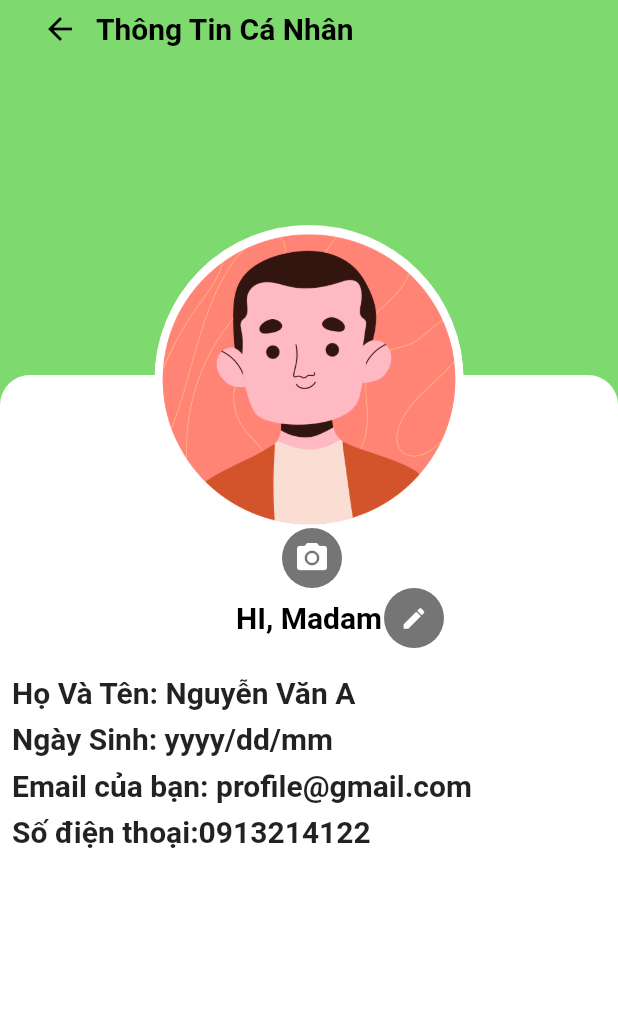
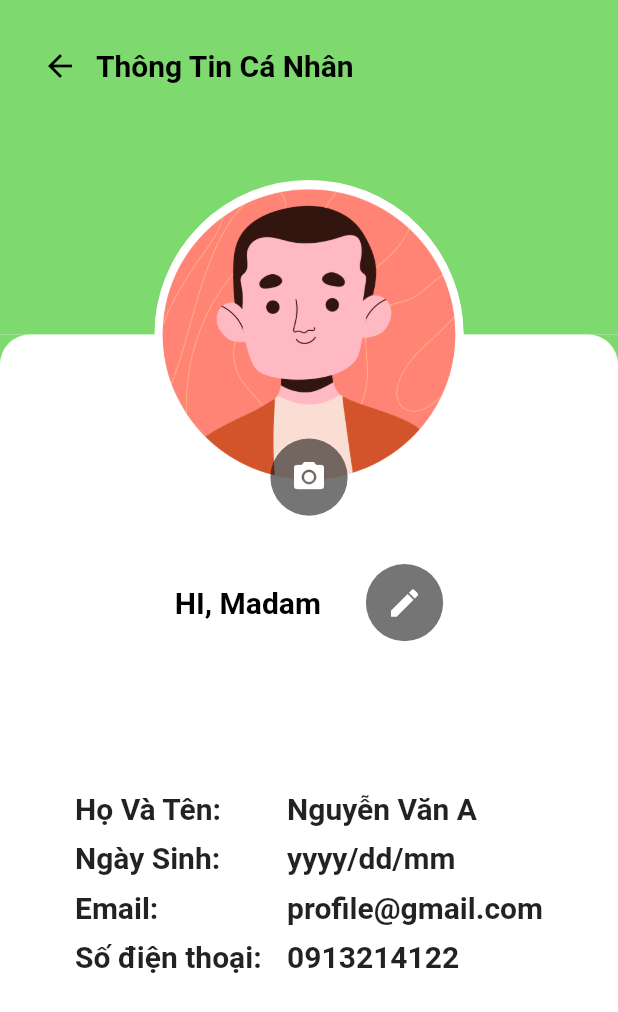
Before and after one commit to TruongGiang9366/135tiet, a Flutter app: the Profile_Page screen opened directly, on a phone screen of 412 x 824 dp. Shown: the top 1012 px of the screen. Run offline on Flutter 3.47's test engine with Material 2 defaults, Android fonts, the phone set to English and light mode, and no system bars.

Commit message:
fix fontend

```diff
--- a/AppOnTap/appontap/lib/src/DashBoard.dart
+++ b/AppOnTap/appontap/lib/src/DashBoard.dart
@@ -56,8 +56,7 @@ class _DashBoard_PageState extends State<DashBoard_Page> {
                             ),
                             Container(
                               child: Padding(
-                                padding:
-                                    const EdgeInsets.fromLTRB(150, 0, 0, 0),
+                                padding: const EdgeInsets.only(left: 200),
                                 child: IconButton(
                                   icon: Image.asset("assets/businessman.png"),
                                   onPressed: () => Navigator.push(
--- a/AppOnTap/appontap/lib/src/OTP.dart
+++ b/AppOnTap/appontap/lib/src/OTP.dart
@@ -106,15 +106,19 @@ class _OTP_PageState extends State<OTP_Page> {
                               ),
                             ),
                           ),
-                          Container(
+                          Padding(
+                            padding: const EdgeInsets.all(8.0),
+                            child: Container(
+                              child: Padding(
+                                padding: const EdgeInsets.all(8.0),
                                 child: Column(
                                   children: [
                                     Center(
                                       child: Row(
                                         children: [
                                           Padding(
-                                        padding: const EdgeInsets.fromLTRB(
-                                            10, 10, 10, 10),
+                                            padding: const EdgeInsets.only(
+                                                left: 10, right: 10),
                                             child: SizedBox(
                                               height: 70,
                                               child: AspectRatio(
@@ -137,15 +141,18 @@ class _OTP_PageState extends State<OTP_Page> {
                                                     enabledBorder:
                                                         OutlineInputBorder(
                                                       borderRadius:
-                                                      BorderRadius.circular(12),
+                                                          BorderRadius.circular(
+                                                              12),
                                                       borderSide: BorderSide(
                                                           width: 2,
-                                                      color: Colors.black12),
+                                                          color:
+                                                              Colors.black12),
                                                     ),
                                                     focusedBorder:
                                                         OutlineInputBorder(
                                                       borderRadius:
-                                                      BorderRadius.circular(12),
+                                                          BorderRadius.circular(
+                                                              12),
                                                       borderSide: BorderSide(
                                                           width: 2,
                                                           color: Colors.black),
@@ -156,8 +163,8 @@ class _OTP_PageState extends State<OTP_Page> {
                                             ),
                                           ),
                                           Padding(
-                                        padding: const EdgeInsets.fromLTRB(
-                                            10, 10, 10, 10),
+                                            padding: const EdgeInsets.only(
+                                                left: 10, right: 10),
                                             child: SizedBox(
                                               height: 70,
                                               child: AspectRatio(
@@ -180,15 +187,18 @@ class _OTP_PageState extends State<OTP_Page> {
                                                     enabledBorder:
                                                         OutlineInputBorder(
                                                       borderRadius:
-                                                      BorderRadius.circular(12),
+                                                          BorderRadius.circular(
+                                                              12),
                                                       borderSide: BorderSide(
                                                           width: 2,
-                                                      color: Colors.black12),
+                                                          color:
+                                                              Colors.black12),
                                                     ),
                                                     focusedBorder:
                                                         OutlineInputBorder(
                                                       borderRadius:
-                                                      BorderRadius.circular(12),
+                                                          BorderRadius.circular(
+                                                              12),
                                                       borderSide: BorderSide(
                                                           width: 2,
                                                           color: Colors.black),
@@ -199,8 +209,8 @@ class _OTP_PageState extends State<OTP_Page> {
                                             ),
                                           ),
                                           Padding(
-                                        padding: const EdgeInsets.fromLTRB(
-                                            10, 10, 10, 10),
+                                            padding: const EdgeInsets.only(
+                                                left: 10, right: 10),
                                             child: SizedBox(
                                               height: 70,
                                               child: AspectRatio(
@@ -223,15 +233,18 @@ class _OTP_PageState extends State<OTP_Page> {
                                                     enabledBorder:
                                                         OutlineInputBorder(
                                                       borderRadius:
-                                                      BorderRadius.circular(12),
+                                                          BorderRadius.circular(
+                                                              12),
                                                       borderSide: BorderSide(
                                                           width: 2,
-                                                      color: Colors.black12),
+                                                          color:
+                                                              Colors.black12),
                                                     ),
                                                     focusedBorder:
                                                         OutlineInputBorder(
                                                       borderRadius:
-                                                      BorderRadius.circular(12),
+                                                          BorderRadius.circular(
+                                                              12),
                                                       borderSide: BorderSide(
                                                           width: 2,
                                                           color: Colors.black),
@@ -242,8 +255,8 @@ class _OTP_PageState extends State<OTP_Page> {
                                             ),
                                           ),
                                           Padding(
-                                        padding: const EdgeInsets.fromLTRB(
-                                            10, 10, 10, 10),
+                                            padding: const EdgeInsets.only(
+                                                left: 10, right: 10),
                                             child: SizedBox(
                                               height: 70,
                                               child: AspectRatio(
@@ -266,15 +279,18 @@ class _OTP_PageState extends State<OTP_Page> {
                                                     enabledBorder:
                                                         OutlineInputBorder(
                                                       borderRadius:
-                                                      BorderRadius.circular(12),
+                                                          BorderRadius.circular(
+                                                              12),
                                                       borderSide: BorderSide(
                                                           width: 2,
-                                                      color: Colors.black12),
+                                                          color:
+                                                              Colors.black12),
                                                     ),
                                                     focusedBorder:
                                                         OutlineInputBorder(
                                                       borderRadius:
-                                                      BorderRadius.circular(12),
+                                                          BorderRadius.circular(
+                                                              12),
                                                       borderSide: BorderSide(
                                                           width: 2,
                                                           color: Colors.black),
@@ -288,6 +304,8 @@ class _OTP_PageState extends State<OTP_Page> {
                                       ),
                                     ),
                                   ],
+                                ),
+                              ),
                             ),
                           ),
                           Padding(
--- a/AppOnTap/appontap/lib/src/Profile.dart
+++ b/AppOnTap/appontap/lib/src/Profile.dart
@@ -15,7 +15,7 @@ class _Profile_PageState extends State<Profile_Page> {
       appBar: AppBar(
         automaticallyImplyLeading: false,
         backgroundColor: Color(0xff7EDA6F),
-        toolbarHeight: 50,
+        toolbarHeight: 100,
         elevation: 0,
         //backgroundColor: Colors.blue,
         centerTitle: true,
@@ -45,7 +45,7 @@ class _Profile_PageState extends State<Profile_Page> {
                                 context,
                                 MaterialPageRoute(
                                     builder: (context) => DashBoard_Page())),
-                            icon: Icon(
+                            icon: const Icon(
                               Icons.arrow_back,
                               color: Colors.black,
                             ),
@@ -68,33 +68,40 @@ class _Profile_PageState extends State<Profile_Page> {
           ],
         ),
       ),
-      body: Stack(
+      body: Container(
+        height: MediaQuery.of(context).size.height,
+        decoration: const BoxDecoration(
+          color: Colors.white,
+        ),
+        child: SingleChildScrollView(
+          child: Column(
+            children: [
+              Stack(
                 alignment: Alignment.center,
                 children: [
+                  Column(
+                    children: [
                       Container(
-            decoration: BoxDecoration(
-              color: Color(0xff7EDA6F),
-              borderRadius: BorderRadius.circular(0),
+                        height: (MediaQuery.of(context).size.width / 4) + 20,
+                        decoration:
+                            const BoxDecoration(color: Color(0xff7EDA6F)),
+                      ),
+                      Container(
+                        decoration:
+                            const BoxDecoration(color: Color(0xff7EDA6F)),
+                        child: Container(
+                          height: (MediaQuery.of(context).size.width / 4) + 20,
+                          decoration: const BoxDecoration(
+                              color: Colors.white,
+                              borderRadius: BorderRadius.only(
+                                topRight: Radius.circular(20),
+                                topLeft: Radius.circular(20),
+                              )),
                         ),
                       ),
+                    ],
+                  ),
                   Container(
-            margin: const EdgeInsets.only(
-              top: 200,
-            ),
-            decoration: BoxDecoration(
-              color: Colors.white,
-              borderRadius: BorderRadius.only(
-                topLeft: Radius.circular(20),
-                topRight: Radius.circular(20),
-              ),
-            ),
-          ),
-          Column(
-            crossAxisAlignment: CrossAxisAlignment.center,
-            children: [
-              Padding(
-                padding: const EdgeInsets.fromLTRB(0, 100, 0, 0),
-                child: Container(
                     padding: EdgeInsets.all(10.0),
                     width: MediaQuery.of(context).size.width / 2,
                     height: MediaQuery.of(context).size.width / 2,
@@ -108,47 +115,44 @@ class _Profile_PageState extends State<Profile_Page> {
                       ),
                     ),
                   ),
-              )
-            ],
+                  // ignore: avoid_unnecessary_containers
+                  Container(
+                    width: MediaQuery.of(context).size.width / 8,
+                    height: MediaQuery.of(context).size.width / 8,
+                    margin: EdgeInsets.only(
+                      top: ((MediaQuery.of(context).size.width / 2) -
+                          (MediaQuery.of(context).size.width / 8) +
+                          10 +
+                          (MediaQuery.of(context).size.width / 16)),
                     ),
-          Center(
-            child: Padding(
-              padding: EdgeInsets.only(bottom: 290, left: 4, top: 160),
-              child: CircleAvatar(
-                backgroundColor: Colors.black54,
+                    // ignore: sort_child_properties_last
                     child: IconButton(
-                  icon: Icon(
+                      icon: const Icon(
                         Icons.camera_alt,
                         color: Colors.white,
                       ),
                       onPressed: () {},
                     ),
-              ),
-            ),
-          ),
-          Center(
-            child: Padding(
-              padding: EdgeInsets.only(bottom: 210, left: 140, top: 160),
-              child: CircleAvatar(
-                backgroundColor: Colors.black54,
-                child: IconButton(
-                  icon: Icon(
-                    Icons.edit,
-                    color: Colors.white,
-                    size: 18,
-                  ),
-                  onPressed: () {},
-                ),
-              ),
-            ),
+                    decoration: const BoxDecoration(
+                        shape: BoxShape.circle, color: Colors.black54),
+                  )
+                ],
               ),
               Container(
+                decoration: const BoxDecoration(
+                  color: Colors.white,
+                ),
+                padding: const EdgeInsets.only(
+                  top: 30,
+                ),
                 child: Row(
                   mainAxisAlignment: MainAxisAlignment.center,
                   children: [
-                Padding(
-                  padding: const EdgeInsets.fromLTRB(8, 0, 8, 50),
-                  child: Text(
+                    Container(
+                      padding: const EdgeInsets.only(
+                        right: 30,
+                      ),
+                      child: const Text(
                         "HI, Madam",
                         style: TextStyle(
                           color: Colors.black,
@@ -157,109 +161,148 @@ class _Profile_PageState extends State<Profile_Page> {
                         ),
                       ),
                     ),
+                    Container(
+                      width: MediaQuery.of(context).size.width / 8,
+                      height: MediaQuery.of(context).size.width / 8,
+
+                      // ignore: sort_child_properties_last
+                      child: IconButton(
+                        icon: const Icon(
+                          Icons.edit,
+                          color: Colors.white,
+                        ),
+                        onPressed: () {},
+                      ),
+                      decoration: const BoxDecoration(
+                          shape: BoxShape.circle, color: Colors.black54),
+                    )
                   ],
                 ),
               ),
               Container(
-            child: Column(
-              mainAxisAlignment: MainAxisAlignment.center,
+                decoration: const BoxDecoration(
+                  color: Colors.white,
+                ),
+                padding: const EdgeInsets.only(
+                  top: 100,
+                  left: 50,
+                  right: 50,
+                ),
+                child: Row(
+                  mainAxisAlignment: MainAxisAlignment.spaceBetween,
                   children: [
-                Padding(
-                  padding: const EdgeInsets.fromLTRB(8, 150, 8, 8),
-                  child: Row(
-                    mainAxisAlignment: MainAxisAlignment.start,
+                    Column(
+                      crossAxisAlignment: CrossAxisAlignment.start,
                       children: [
-                      Text(
+                        Container(
+                          padding: const EdgeInsets.only(
+                            bottom: 10,
+                          ),
+                          child: const Text(
                             "Họ Và Tên: ",
                             style: TextStyle(
                               fontSize: 20,
                               fontWeight: FontWeight.bold,
                             ),
                           ),
-                      Text(
+                        ),
+                        Container(
+                          padding: const EdgeInsets.only(
+                            bottom: 10,
+                          ),
+                          child: const Text(
+                            "Ngày Sinh: ",
+                            style: TextStyle(
+                              fontSize: 20,
+                              fontWeight: FontWeight.bold,
+                            ),
+                          ),
+                        ),
+                        Container(
+                          padding: const EdgeInsets.only(
+                            bottom: 10,
+                          ),
+                          child: const Text(
+                            "Email: ",
+                            style: TextStyle(
+                              fontSize: 20,
+                              fontWeight: FontWeight.bold,
+                            ),
+                          ),
+                        ),
+                        Container(
+                          padding: const EdgeInsets.only(
+                            bottom: 10,
+                          ),
+                          child: const Text(
+                            "Số điện thoại:",
+                            style: TextStyle(
+                              fontSize: 20,
+                              fontWeight: FontWeight.bold,
+                            ),
+                          ),
+                        ),
+                      ],
+                    ),
+                    Column(
+                      crossAxisAlignment: CrossAxisAlignment.start,
+                      children: [
+                        Container(
+                          padding: const EdgeInsets.only(
+                            bottom: 10,
+                          ),
+                          child: const Text(
                             "Nguyễn Văn A",
                             style: TextStyle(
                               fontSize: 20,
                               fontWeight: FontWeight.bold,
                             ),
                           ),
-                      SizedBox(),
-                    ],
                         ),
+                        Container(
+                          padding: const EdgeInsets.only(
+                            bottom: 10,
                           ),
-                Padding(
-                  padding: const EdgeInsets.fromLTRB(8, 0, 8, 8),
-                  child: Row(
-                    mainAxisAlignment: MainAxisAlignment.start,
-                    children: [
-                      Text(
-                        "Ngày Sinh: ",
-                        style: TextStyle(
-                          fontSize: 20,
-                          fontWeight: FontWeight.bold,
-                        ),
-                      ),
-                      Text(
+                          child: const Text(
                             "yyyy/dd/mm",
                             style: TextStyle(
                               fontSize: 20,
                               fontWeight: FontWeight.bold,
                             ),
                           ),
-                      SizedBox(),
-                    ],
                         ),
+                        Container(
+                          padding: const EdgeInsets.only(
+                            bottom: 10,
                           ),
-                Padding(
-                  padding: const EdgeInsets.fromLTRB(8, 0, 8, 8),
-                  child: Row(
-                    mainAxisAlignment: MainAxisAlignment.start,
-                    children: [
-                      Text(
-                        "Email của bạn: ",
-                        style: TextStyle(
-                          fontSize: 20,
-                          fontWeight: FontWeight.bold,
-                        ),
-                      ),
-                      Text(
+                          child: const Text(
                             "profile@gmail.com",
                             style: TextStyle(
                               fontSize: 20,
                               fontWeight: FontWeight.bold,
                             ),
                           ),
-                      SizedBox(),
-                    ],
                         ),
+                        Container(
+                          padding: const EdgeInsets.only(
+                            bottom: 10,
                           ),
-                Padding(
-                  padding: const EdgeInsets.fromLTRB(8, 0, 8, 8),
-                  child: Row(
-                    mainAxisAlignment: MainAxisAlignment.start,
-                    children: [
-                      Text(
-                        "Số điện thoại:",
-                        style: TextStyle(
-                          fontSize: 20,
-                          fontWeight: FontWeight.bold,
-                        ),
-                      ),
-                      Text(
+                          child: const Text(
                             "0913214122",
                             style: TextStyle(
                               fontSize: 20,
                               fontWeight: FontWeight.bold,
                             ),
                           ),
-                      SizedBox(),
+                        ),
+                      ],
+                    ),
                   ],
                 ),
               ),
             ],
           ),
-          )
-        ],
+        ),
       ),
     );
   }
```
Lines whose indentation alone changed are shown as unchanged.
